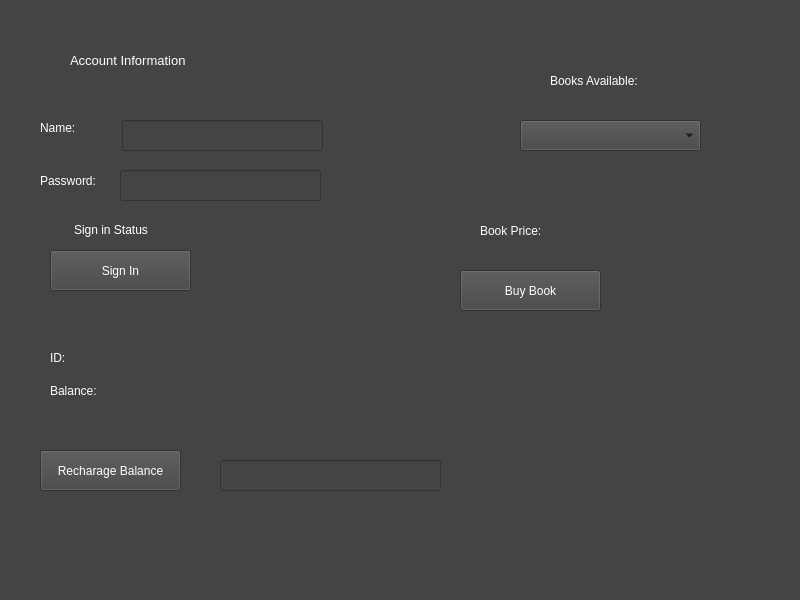
Qt form mainwindow.ui (Salieri00/QT_Library_Project) before a commit.
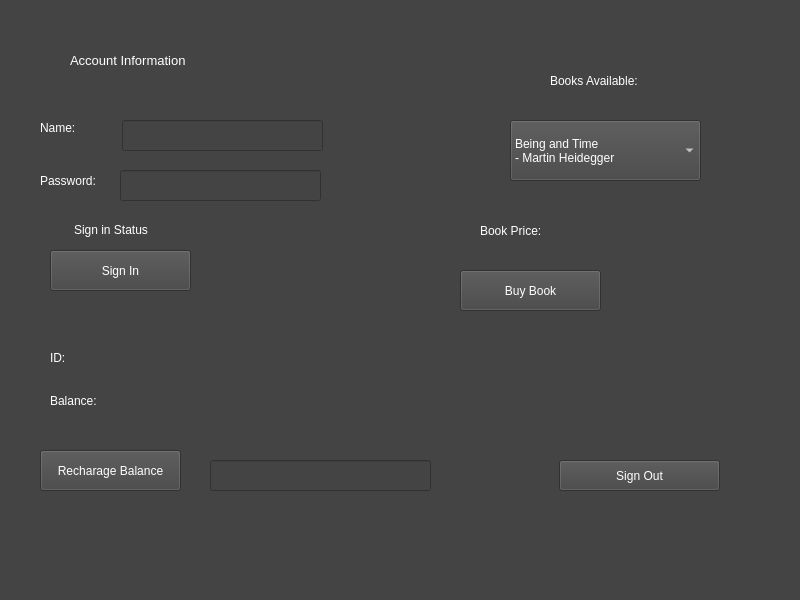
The same form after that commit.

Commit message: Finished everything, only the validation of the balance left

What changed in the file:
```diff
--- a/mainwindow.ui
+++ b/mainwindow.ui
@@ -140,7 +140,7 @@
     <property name="geometry">
      <rect>
       <x>50</x>
-      <y>380</y>
+      <y>390</y>
       <width>61</width>
       <height>21</height>
      </rect>
@@ -176,12 +176,15 @@
    <widget class="QLabel" name="Label_ID_Reveal">
     <property name="geometry">
      <rect>
-      <x>100</x>
-      <y>350</y>
+      <x>120</x>
+      <y>340</y>
       <width>201</width>
       <height>31</height>
      </rect>
     </property>
+    <property name="styleSheet">
+     <string notr="true">color: rgb(255, 255, 255);</string>
+    </property>
     <property name="text">
      <string/>
     </property>
@@ -189,12 +192,15 @@
    <widget class="QLabel" name="Label_Balance_Reveal">
     <property name="geometry">
      <rect>
-      <x>120</x>
-      <y>370</y>
+      <x>140</x>
+      <y>380</y>
       <width>201</width>
       <height>31</height>
      </rect>
     </property>
+    <property name="styleSheet">
+     <string notr="true">color: rgb(255, 255, 255);</string>
+    </property>
     <property name="text">
      <string/>
     </property>
@@ -218,12 +224,15 @@
    <widget class="QLineEdit" name="lineEdit_3">
     <property name="geometry">
      <rect>
-      <x>220</x>
+      <x>210</x>
       <y>460</y>
       <width>221</width>
       <height>31</height>
      </rect>
     </property>
+    <property name="styleSheet">
+     <string notr="true">color: rgb(255, 255, 255);</string>
+    </property>
    </widget>
    <widget class="QLabel" name="label_9">
     <property name="geometry">
@@ -249,12 +258,33 @@
    <widget class="QComboBox" name="comboBox">
     <property name="geometry">
      <rect>
-      <x>520</x>
+      <x>510</x>
       <y>120</y>
-      <width>181</width>
-      <height>31</height>
+      <width>191</width>
+      <height>61</height>
      </rect>
     </property>
+    <property name="styleSheet">
+     <string notr="true">color: rgb(255, 255, 255);</string>
+    </property>
+    <item>
+     <property name="text">
+      <string>Being and Time
+- Martin Heidegger</string>
+     </property>
+    </item>
+    <item>
+     <property name="text">
+      <string>Fahrenheit 451
+- Ray Bradbury</string>
+     </property>
+    </item>
+    <item>
+     <property name="text">
+      <string>1984 - George Orwell
+</string>
+     </property>
+    </item>
    </widget>
    <widget class="QLabel" name="label_10">
     <property name="geometry">
@@ -322,6 +352,22 @@
      <string>Sign in Status</string>
     </property>
    </widget>
+   <widget class="QPushButton" name="pushButton">
+    <property name="geometry">
+     <rect>
+      <x>559</x>
+      <y>460</y>
+      <width>161</width>
+      <height>31</height>
+     </rect>
+    </property>
+    <property name="styleSheet">
+     <string notr="true">color: rgb(255, 255, 255);</string>
+    </property>
+    <property name="text">
+     <string>Sign Out</string>
+    </property>
+   </widget>
   </widget>
   <widget class="QMenuBar" name="menubar">
    <property name="geometry">
```
Left out of the diff: 17 changed lines with no effect on the pictures. The commit also changes 2 other files.
